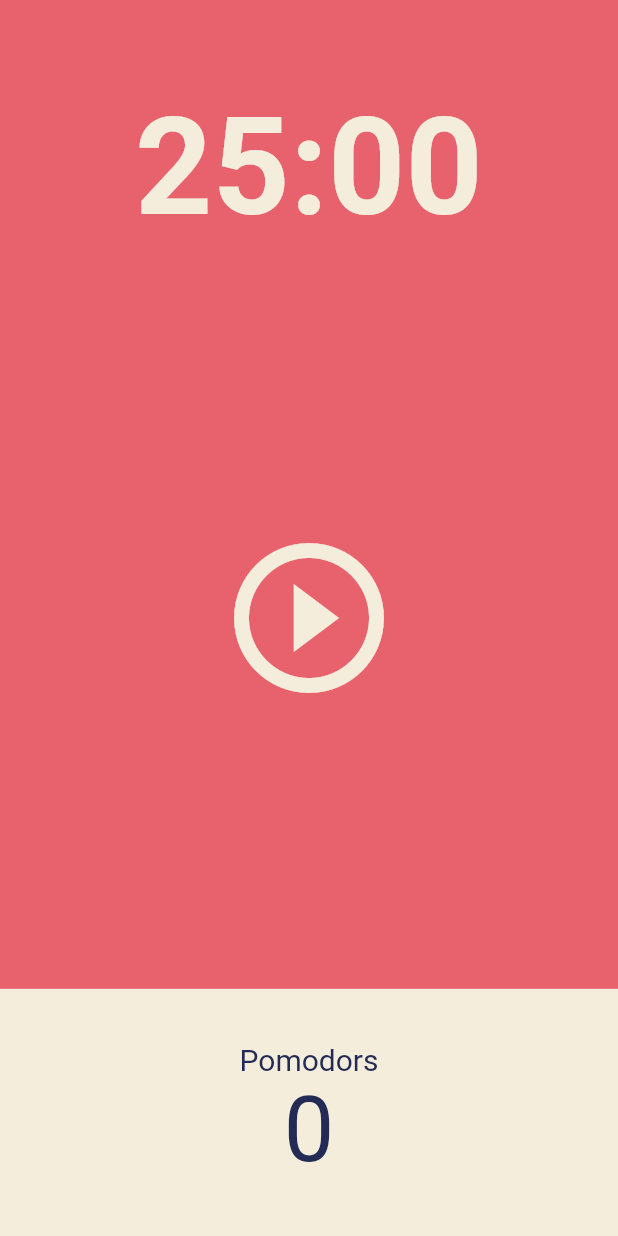
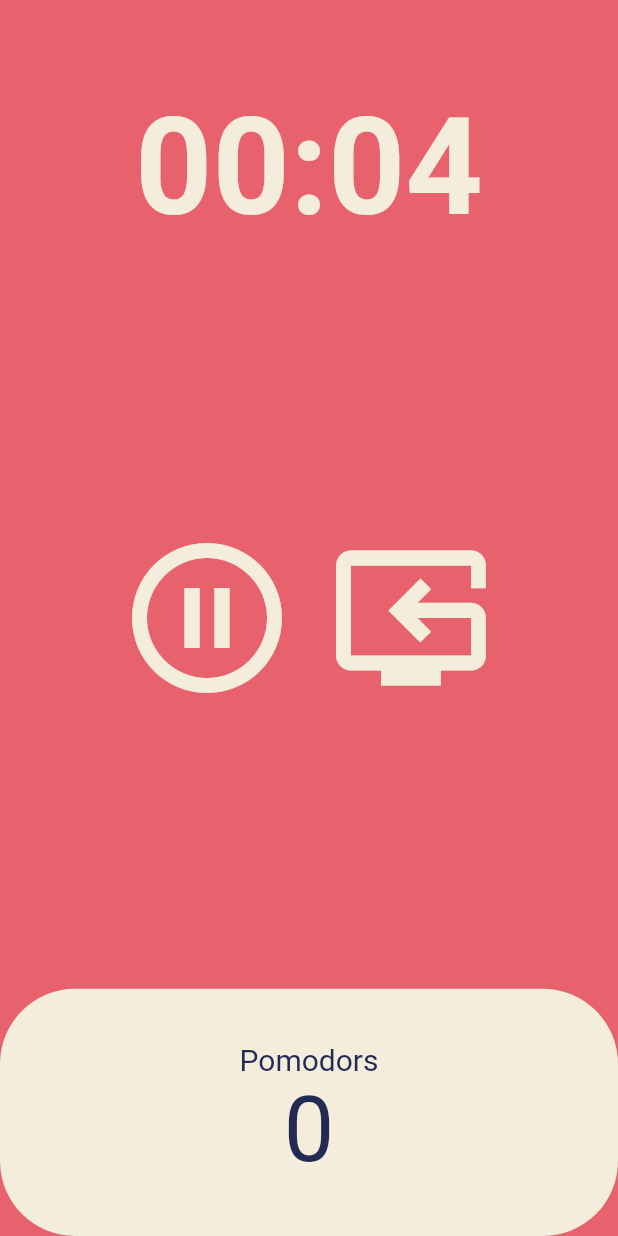
Before and after one commit to Tinubee/flutter-learn, a Flutter app: the screen it shows after launch, after a tap on the "play circle outline" icon, on a phone screen of 412 x 824 dp. Run offline on Flutter 3.47's test engine with Material 2 defaults, Android fonts, the phone set to English and light mode, and no system bars.

Commit message:
📝 #5.4

```diff
--- a/lib/screens/home_screen.dart
+++ b/lib/screens/home_screen.dart
@@ -1,3 +1,5 @@
+import 'dart:async';
+
 import 'package:flutter/material.dart';
 
 class HomeScreen extends StatefulWidget {
@@ -8,6 +10,54 @@ class HomeScreen extends StatefulWidget {
 }
 
 class _HomeScreenState extends State<HomeScreen> {
+  static const cycle = 5;
+  int totalSeconds = cycle;
+  int totalPomodoros = 0;
+  bool isRunning = false;
+
+  late Timer timer;
+
+  void onTick(Timer timer) {
+    setState(() {
+      totalSeconds = totalSeconds - 1;
+      if (totalSeconds == 0) {
+        totalSeconds = cycle;
+        totalPomodoros++;
+      }
+    });
+  }
+
+  void onStartPressed() {
+    timer = Timer.periodic(
+      const Duration(seconds: 1),
+      onTick,
+    );
+    setState(() {
+      isRunning = true;
+    });
+  }
+
+  void onPausePressed() {
+    timer.cancel();
+    setState(() {
+      isRunning = false;
+    });
+  }
+
+  void onRestartPressed() {
+    setState(() {
+      timer.cancel();
+      isRunning = false;
+      totalSeconds = cycle;
+      totalPomodoros = 0;
+    });
+  }
+
+  String format(int seconds) {
+    var duration = Duration(seconds: seconds);
+    return duration.toString().split(".").first.substring(2, 7);
+  }
+
   @override
   Widget build(BuildContext context) {
     return Scaffold(
@@ -18,7 +68,7 @@ class _HomeScreenState extends State<HomeScreen> {
           child: Container(
             alignment: Alignment.bottomCenter,
             child: Text(
-              '25:00',
+              format(totalSeconds),
               style: TextStyle(
                   color: Theme.of(context).cardColor,
                   fontSize: 90,
@@ -28,13 +78,28 @@ class _HomeScreenState extends State<HomeScreen> {
         ),
         Flexible(
           flex: 3,
-          child: Center(
-            child: IconButton(
-              iconSize: 120,
-              color: Theme.of(context).cardColor,
-              onPressed: () {},
-              icon: const Icon(Icons.play_circle_outline),
-            ),
+          child: Row(
+            mainAxisAlignment: MainAxisAlignment.center,
+            children: [
+              Center(
+                child: IconButton(
+                  iconSize: 120,
+                  color: Theme.of(context).cardColor,
+                  onPressed: isRunning ? onPausePressed : onStartPressed,
+                  icon: Icon(isRunning
+                      ? Icons.pause_circle_outline
+                      : Icons.play_circle_outline),
+                ),
+              ),
+              Center(
+                child: IconButton(
+                  iconSize: 120,
+                  color: Theme.of(context).cardColor,
+                  onPressed: onRestartPressed,
+                  icon: const Icon(Icons.reset_tv_outlined),
+                ),
+              ),
+            ],
           ),
         ),
         Flexible(
@@ -44,8 +109,8 @@ class _HomeScreenState extends State<HomeScreen> {
               Expanded(
                 child: Container(
                   decoration: BoxDecoration(
-                    color: Theme.of(context).cardColor,
-                  ),
+                      color: Theme.of(context).cardColor,
+                      borderRadius: BorderRadius.circular(50)),
                   child: Column(
                     mainAxisAlignment: MainAxisAlignment.center,
                     children: [
@@ -59,7 +124,7 @@ class _HomeScreenState extends State<HomeScreen> {
                                 .color),
                       ),
                       Text(
-                        '0',
+                        '$totalPomodoros',
                         style: TextStyle(
                             fontSize: 60,
                             color: Theme.of(context)
```
